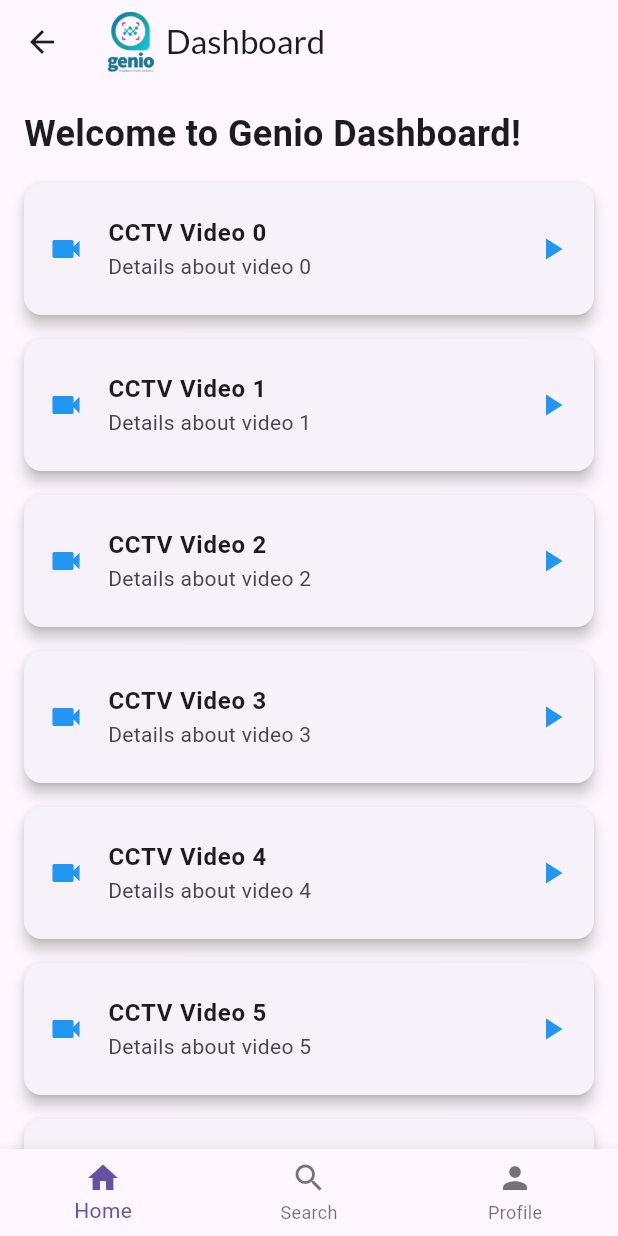
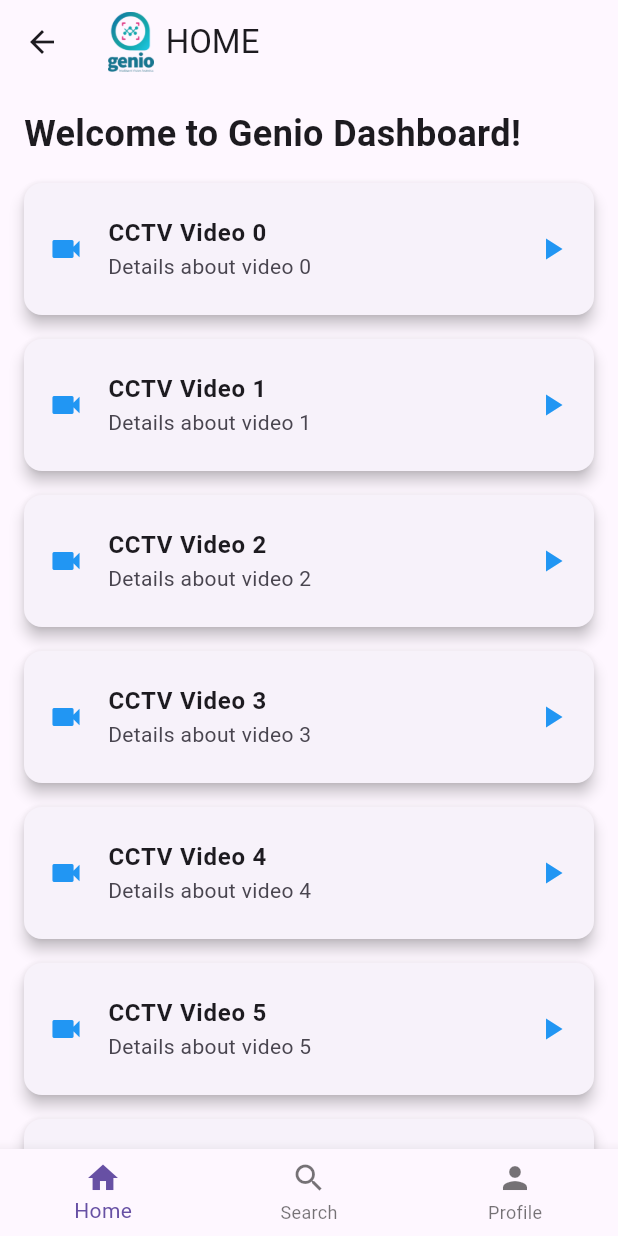
Before and after one commit to nisaafry25/Genio, a Flutter app: the DashboardPage screen opened directly, on a phone screen of 412 x 824 dp. Run offline on Flutter 3.47's test engine with Material 3 defaults, Android fonts, the phone set to English and light mode, and no system bars.

Commit message:
Update dashboard_page.dart

```diff
--- a/lib/dashboard_page.dart
+++ b/lib/dashboard_page.dart
@@ -1,6 +1,5 @@
 import 'package:flutter/material.dart';
 import 'package:genio/main.dart';
-import 'package:google_fonts/google_fonts.dart';  // Import Google Fonts
 
 class DashboardPage extends StatelessWidget {
   @override
@@ -9,12 +8,9 @@ class DashboardPage extends StatelessWidget {
       appBar: AppBar(
         title: Row(
           children: [
-            Image.asset('assets/images/logo_genio_remove_bg.png', height: 40),
-            SizedBox(width: 8),
-            Text(
-              'Dashboard',
-              style: GoogleFonts.lato(),  // Ganti font dengan Google Fonts
-            ),
+            Image.asset('assets/images/logo_genio_remove_bg.png', height: 40), // Tambahkan logo Genio
+            SizedBox(width: 8), // Ruang antar logo dan teks
+            Text('HOME'),
           ],
         ),
       ),
```
